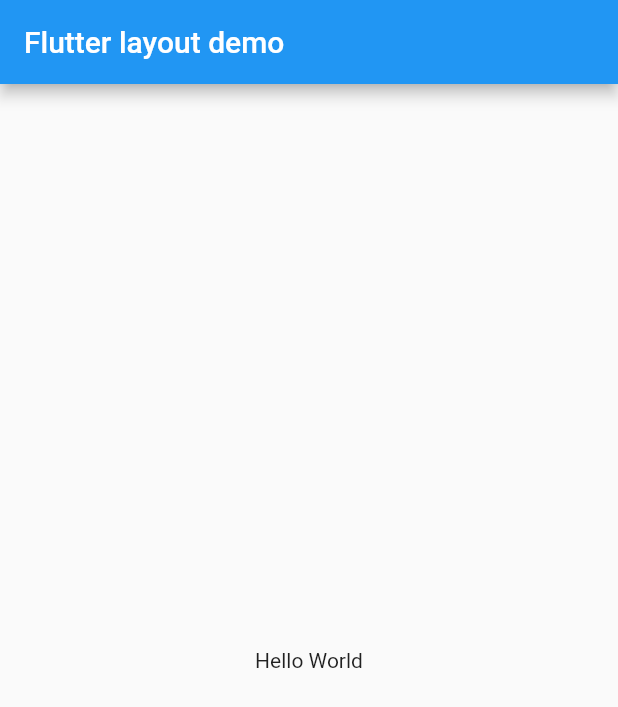
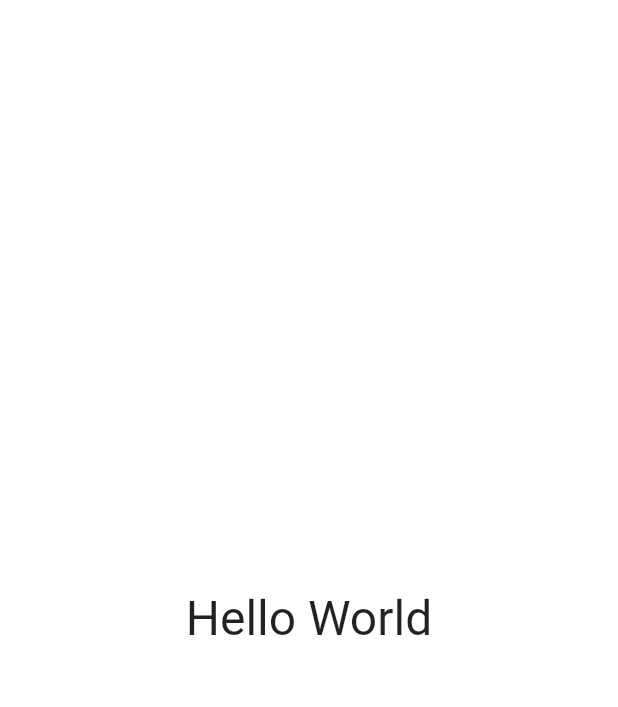
Before and after one commit to originalix/HelloFlutter, a Flutter app: the screen it shows after launch, on a phone screen of 412 x 824 dp. Shown: the top 707 px of the screen. Run offline on Flutter 3.47's test engine with Material 2 defaults, Android fonts, the phone set to English and light mode, and no system bars.

Commit message:
feat: create not metarial app

```diff
--- a/lib/main.dart
+++ b/lib/main.dart
@@ -5,15 +5,15 @@ void main() => runApp(MyApp());
 class MyApp extends StatelessWidget {
   @override
   Widget build(BuildContext context) {
-
-    return MaterialApp(
-      title: 'Flutter layout demo',
-      home: Scaffold(
-        appBar: AppBar(title: Text('Flutter layout demo')),
-        body: Center(
-          child: Text('Hello World')
-        )
-      )
+    return Container(
+      decoration: BoxDecoration(color: Colors.white),
+      child: Center(
+        child: Text(
+          'Hello World',
+          textDirection: TextDirection.ltr,
+          style: TextStyle(fontSize: 32, color: Colors.black87)
+        ),
+      ),
     );
   }
 }
```
